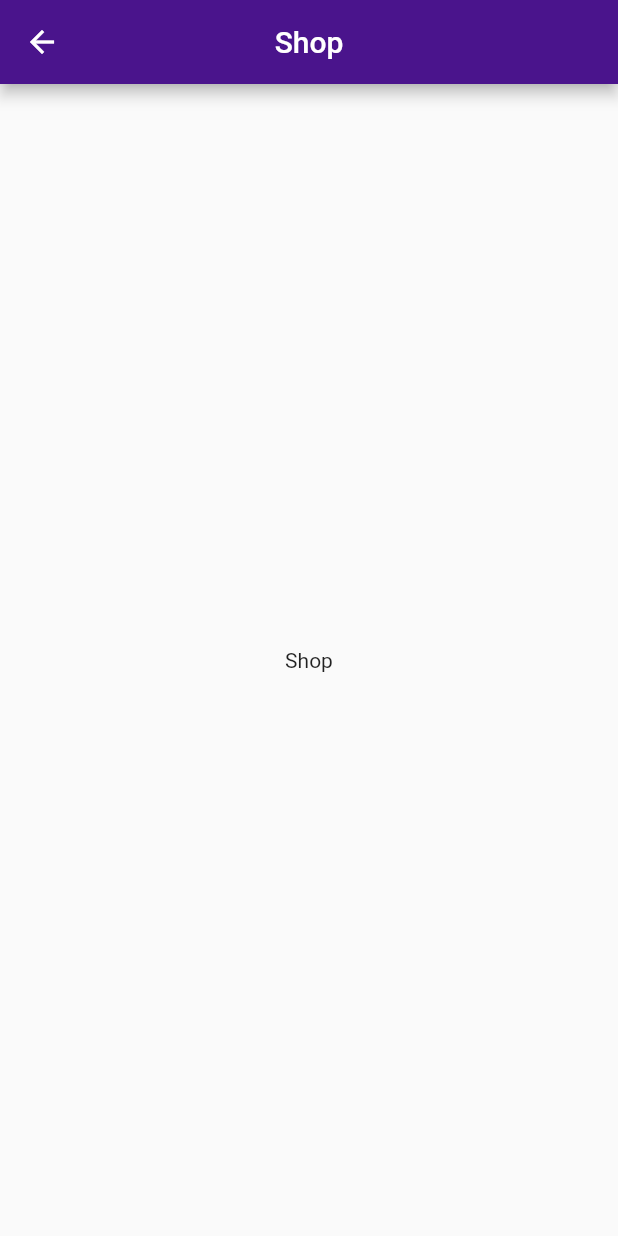
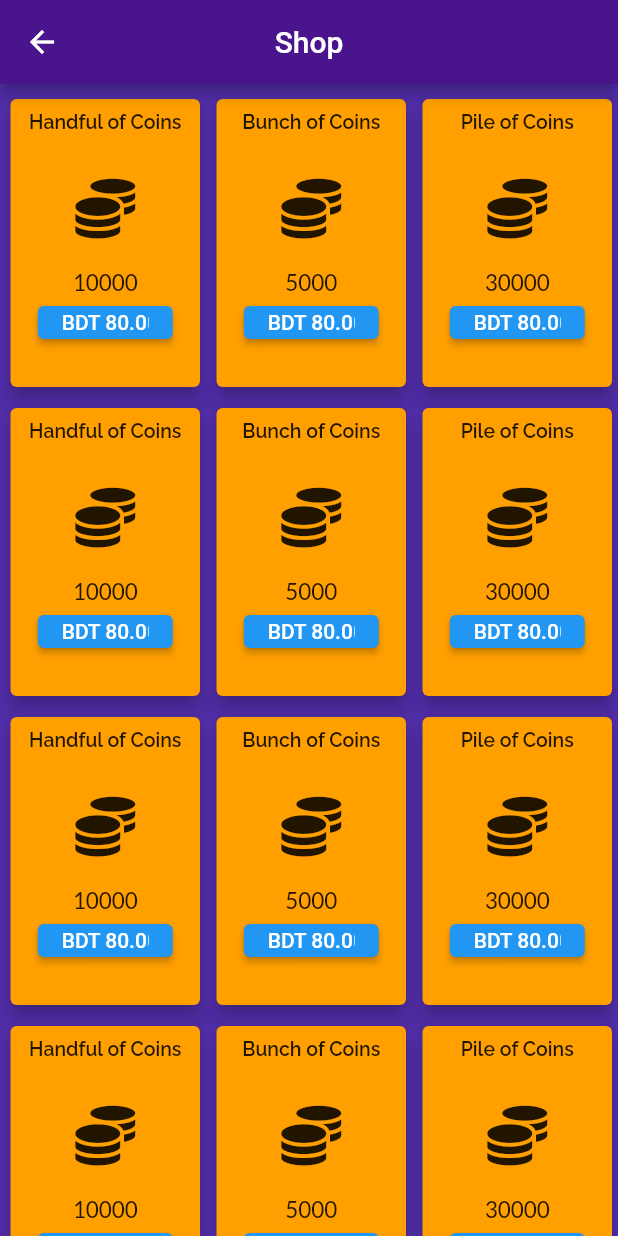
Before and after one commit to Wahed08/CustomUI, a Flutter app: the ShopUI screen opened by its route, on a phone screen of 412 x 824 dp. Run offline on Flutter 3.47's test engine with Material 2 defaults, Android fonts, the phone set to English and light mode, and no system bars; our stand-ins replace carousel_slider, connectivity, firebase_auth, firebase_core, font_awesome_flutter, google_fonts and 1 more; missing offline and left inert: flutter_facebook_login; accounts and stored records are empty.

```diff
--- a/testBottomSheet/lib/task/screens/shopUI.dart
+++ b/testBottomSheet/lib/task/screens/shopUI.dart
@@ -1,13 +1,50 @@
 import 'package:flutter/material.dart';
+import 'package:font_awesome_flutter/font_awesome_flutter.dart';
+import 'package:google_fonts/google_fonts.dart';
 
 class ShopUI extends StatefulWidget {
-  const ShopUI({ Key? key }) : super(key: key);
+  const ShopUI({Key? key}) : super(key: key);
 
   @override
   _ShopUIState createState() => _ShopUIState();
 }
 
 class _ShopUIState extends State<ShopUI> {
+  var prices = [
+    10000,
+    5000,
+    30000,
+    10000,
+    5000,
+    30000,
+    10000,
+    5000,
+    30000,
+    10000,
+    5000,
+    30000,
+    10000,
+    5000,
+    30000,
+  ];
+  var name = [
+    "Handful of Coins",
+    "Bunch of Coins",
+    "Pile of Coins",
+    "Handful of Coins",
+    "Bunch of Coins",
+    "Pile of Coins",
+    "Handful of Coins",
+    "Bunch of Coins",
+    "Pile of Coins",
+    "Handful of Coins",
+    "Bunch of Coins",
+    "Pile of Coins",
+    "Handful of Coins",
+    "Bunch of Coins",
+    "Pile of Coins"
+  ];
+
   @override
   Widget build(BuildContext context) {
     return Scaffold(
@@ -16,9 +53,53 @@ class _ShopUIState extends State<ShopUI> {
         centerTitle: true,
         backgroundColor: Colors.purple[900],
       ),
-      body: Center(
-        child: Container(
-          child: Text("Shop"),
+      body: Container(
+        color: Colors.deepPurple[700],
+        child: GridView.count(
+          childAspectRatio: 2 / 3,
+          crossAxisCount: 3,
+          children: List.generate(15, (index) {
+            return Container(
+              margin: EdgeInsets.fromLTRB(3, 6, 0, 0),
+              child: Card(
+                  color: Colors.amber[700],
+                  elevation: 5.0,
+                  child: Column(
+                    mainAxisAlignment: MainAxisAlignment.start,
+                    children: [
+                      Padding(
+                        padding: const EdgeInsets.only(top: 8.0),
+                        child: Text(
+                          "${name[index]}",
+                          style: GoogleFonts.raleway(
+                            fontSize: 13,
+                            fontWeight: FontWeight.w600,
+                            // color: Colors.white
+                          ),
+                        ),
+                      ),
+                      SizedBox(
+                        height: 30,
+                      ),
+                      Icon(
+                        FontAwesomeIcons.coins,
+                        size: 40,
+                      ),
+                      SizedBox(height: 20),
+                      Center(
+                          child: Text("${prices[index]}",
+                              style: GoogleFonts.lato(
+                                  fontSize: 15, fontWeight: FontWeight.w500))),
+                      SizedBox(height: 7),
+                      Container(
+                          height: 22,
+                          width: 90,
+                          child: ElevatedButton(
+                              onPressed: () {}, child: Text("BDT 80.00", softWrap: false,)))
+                    ]
+                  )),
+            );
+          }),
         ),
       ),
     );
```
Also changed, not shown: 1 other file.
